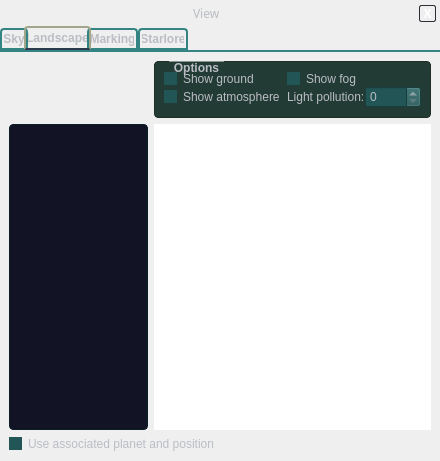
This is src/gui/viewDialog.ui in 519984307/stellarium_src as Qt 5 draws it before an edit. The edited form follows.
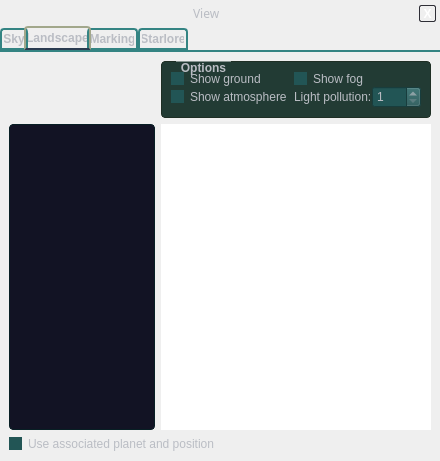
This is the edited form. The open tabs and pages were chosen to show the change. Icons and pictures are not drawn. Custom widgets are drawn as their Qt base class.

Patch:
```diff
--- a/src/gui/viewDialog.ui
+++ b/src/gui/viewDialog.ui
@@ -1470,7 +1470,14 @@
                 </widget>
                </item>
                <item>
-                <widget class="QSpinBox" name="lightPollutionSpinBox" />
+                <widget class="QSpinBox" name="lightPollutionSpinBox" >
+                 <property name="minimum" >
+                  <number>1</number>
+                 </property>
+                 <property name="maximum" >
+                  <number>9</number>
+                 </property>
+                </widget>
                </item>
               </layout>
              </item>
```
Left out of the diff: 2 changed lines with no effect on the pictures.
